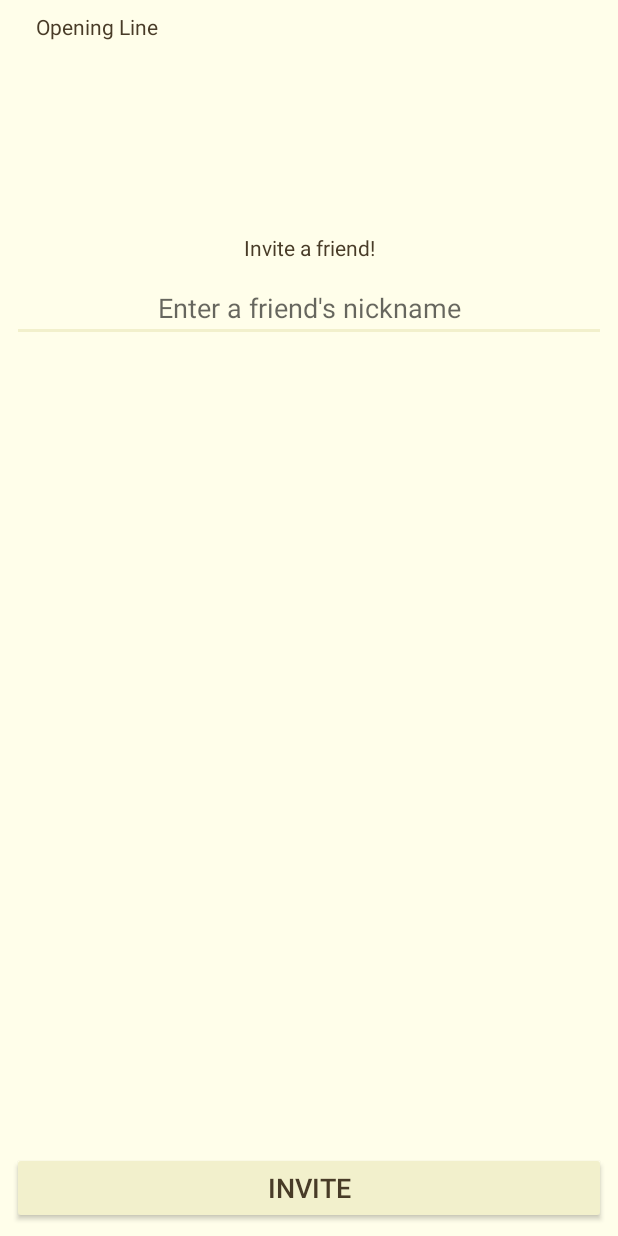
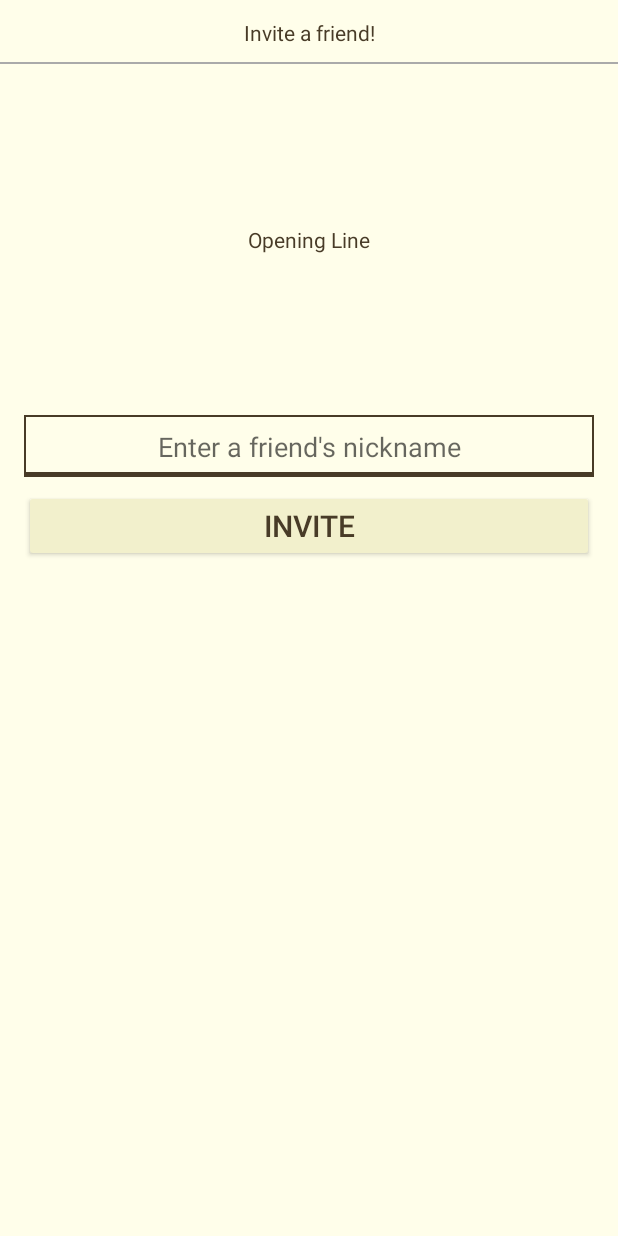
Before and after one commit to ryanmcalpin/exquisite, an Android app: the InvitePlayerActivity screen opened directly, with no data from a screen before it, on a phone screen of 412 x 824 dp. Run offline under Robolectric (Android 15) with nearby library versions, the phone set to English and light mode, and no system bars; our stand-ins replace ButterKnife, Firebase (no records; nobody signed in at launch, a user with empty details on screens opened directly); libraries missing offline, so code that uses them is left out: org.parceler; 2 statements that could not run were skipped.

Commit message:
alter edittext selector style

```diff
--- a/app/src/main/res/drawable/text_cursor.xml
+++ b/app/src/main/res/drawable/edittext_underline.xml
@@ -1,5 +1,5 @@
 <?xml version="1.0" encoding="utf-8"?>
 <shape xmlns:android="http://schemas.android.com/apk/res/android" >
-    <size android:width="2dp" />
-    <solid android:color="@color/textHighlight"  />
+    <size android:height="1dp" />
+    <solid android:color="@color/cursorHandles"  />
 </shape>
--- /dev/null
+++ b/app/src/main/res/drawable/et_bg_normal.xml
@@ -0,0 +1,22 @@
+<?xml version="1.0" encoding="utf-8"?>
+<layer-list xmlns:android="http://schemas.android.com/apk/res/android" >
+    <item
+        android:bottom="1dp"
+        android:left="-2dp"
+        android:right="-2dp"
+        android:top="-2dp">
+        <shape android:shape="rectangle" >
+            <stroke
+                android:width="5px"
+                android:color="@color/textHighlight" />
+
+            <solid android:color="#00FFFFFF" />
+
+            <padding
+                android:bottom="5dp"
+                android:left="5dp"
+                android:right="5dp"
+                android:top="5dp" />
+        </shape>
+    </item>
+</layer-list>
--- /dev/null
+++ b/app/src/main/res/drawable/et_bg_selected.xml
@@ -0,0 +1,22 @@
+<?xml version="1.0" encoding="utf-8"?>
+<layer-list xmlns:android="http://schemas.android.com/apk/res/android" >
+    <item
+        android:bottom="1dp"
+        android:left="-2dp"
+        android:right="-2dp"
+        android:top="-2dp">
+        <shape android:shape="rectangle" >
+            <stroke
+                android:width="5px"
+                android:color="@color/cursorHandles" />
+
+            <solid android:color="#00FFFFFF" />
+
+            <padding
+                android:bottom="5dp"
+                android:left="5dp"
+                android:right="5dp"
+                android:top="5dp" />
+        </shape>
+    </item>
+</layer-list>
--- /dev/null
+++ b/app/src/main/res/drawable/et_bg_selector.xml
@@ -0,0 +1,5 @@
+<?xml version="1.0" encoding="utf-8"?>
+<selector xmlns:android="http://schemas.android.com/apk/res/android">
+    <item android:drawable="@drawable/et_bg_selected" android:state_focused="true"/>
+    <item android:drawable="@drawable/et_bg_normal" android:state_focused="false"/>
+</selector>
--- a/app/src/main/res/layout/activity_invite_player.xml
+++ b/app/src/main/res/layout/activity_invite_player.xml
@@ -9,60 +9,77 @@
 
     <TextView
         android:id="@+id/openingLineTextView"
-        android:layout_width="0dp"
+        android:layout_width="wrap_content"
         android:layout_height="wrap_content"
-        android:layout_marginLeft="24dp"
-        android:layout_marginRight="8dp"
-        android:layout_marginTop="8dp"
+        android:layout_marginLeft="0dp"
+        android:layout_marginRight="0dp"
         android:text="Opening Line"
         app:layout_constraintLeft_toLeftOf="parent"
         app:layout_constraintRight_toRightOf="parent"
-        app:layout_constraintTop_toTopOf="parent" />
+        android:layout_marginBottom="8dp"
+        app:layout_constraintBottom_toTopOf="@+id/friendAutoComplete"
+        android:layout_marginTop="8dp"
+        app:layout_constraintTop_toBottomOf="@+id/view9" />
+
+    <View
+        android:id="@+id/view9"
+        android:layout_width="0dp"
+        android:layout_height="1dp"
+        android:layout_marginLeft="0dp"
+        android:layout_marginRight="0dp"
+        android:background="@android:color/darker_gray"
+        app:layout_constraintLeft_toLeftOf="parent"
+        app:layout_constraintRight_toRightOf="parent"
+        app:layout_constraintHorizontal_bias="0.0"
+        android:layout_marginTop="10dp"
+        app:layout_constraintTop_toBottomOf="@+id/textView6" />
 
     <EditText
         android:id="@+id/friendAutoComplete"
         android:layout_width="0dp"
-        android:layout_height="wrap_content"
-        android:layout_marginLeft="8dp"
-        android:layout_marginRight="8dp"
-        android:layout_marginTop="8dp"
+        android:layout_height="42dp"
+        android:layout_marginBottom="8dp"
+        android:layout_marginLeft="16dp"
+        android:layout_marginRight="16dp"
+        android:layout_marginTop="0dp"
+        android:background="@drawable/et_bg_selector"
         android:hint="Enter a friend's nickname"
         android:inputType="text"
         android:textAlignment="center"
+        app:layout_constraintBottom_toBottomOf="parent"
         app:layout_constraintHorizontal_bias="0.0"
         app:layout_constraintLeft_toLeftOf="parent"
         app:layout_constraintRight_toRightOf="parent"
-        app:layout_constraintTop_toBottomOf="@+id/textView6"/>
+        app:layout_constraintTop_toBottomOf="@+id/textView6"
+        app:layout_constraintVertical_bias="0.32999998" />
 
     <TextView
         android:id="@+id/textView6"
         android:layout_width="wrap_content"
         android:layout_height="wrap_content"
-        android:layout_marginBottom="8dp"
         android:layout_marginLeft="8dp"
         android:layout_marginRight="8dp"
-        android:layout_marginTop="8dp"
+        android:layout_marginTop="12dp"
         android:text="Invite a friend!"
-        app:layout_constraintBottom_toTopOf="@+id/inviteButton"
         app:layout_constraintLeft_toLeftOf="parent"
         app:layout_constraintRight_toRightOf="parent"
-        app:layout_constraintTop_toBottomOf="@+id/openingLineTextView"
-        app:layout_constraintVertical_bias="0.17000002" />
+        app:layout_constraintHorizontal_bias="0.501"
+        app:layout_constraintTop_toTopOf="parent" />
 
     <Button
         android:id="@+id/inviteButton"
+        style="@style/Widget.AppCompat.Button.Colored"
         android:layout_width="0dp"
         android:layout_height="wrap_content"
-        android:layout_marginBottom="8dp"
-        android:layout_marginLeft="8dp"
-        android:layout_marginRight="8dp"
-        android:layout_marginTop="8dp"
+        android:layout_marginBottom="16dp"
+        android:layout_marginLeft="16dp"
+        android:layout_marginRight="16dp"
         android:text="Invite"
+        android:textSize="20sp"
         app:layout_constraintBottom_toBottomOf="parent"
         app:layout_constraintLeft_toLeftOf="parent"
         app:layout_constraintRight_toRightOf="parent"
+        android:layout_marginTop="8dp"
         app:layout_constraintTop_toBottomOf="@+id/friendAutoComplete"
-        app:layout_constraintVertical_bias="1.0"
-        style="@style/Widget.AppCompat.Button.Colored"
-        android:textSize="18sp"/>
+        app:layout_constraintVertical_bias="0.0" />
 </android.support.constraint.ConstraintLayout>
--- a/app/src/main/res/values/styles.xml
+++ b/app/src/main/res/values/styles.xml
@@ -12,6 +12,8 @@
         <item name="android:textSelectHandleLeft">@drawable/cursor_handles</item>
         <item name="android:textSelectHandleRight">@drawable/cursor_handles</item>
         <item name="android:textColorHighlight">@color/textHighlight</item>
+        <item name="android:editTextBackground">@drawable/et_bg_selector</item>
+        <item name="android:textCursorDrawable">@drawable/text_cursor</item>
     </style>
 
 </resources>
```
Also changed, not shown: app/src/main/res/layout/activity_create_game.xml (+17 -21 lines), app/src/main/res/layout/activity_main.xml (+26 -10 lines), app/src/main/res/layout/activity_user_games.xml (+4 -3 lines).
